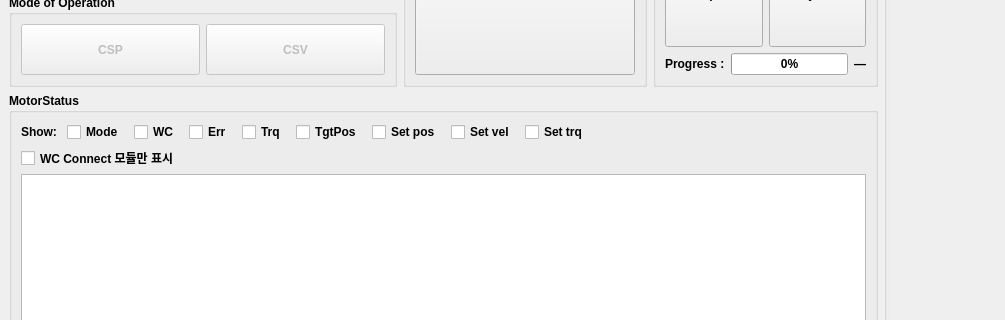
First picture: the form in src/mainwindow.ui, repository hajunsong/twincat_ads_gui, before the edit; both pictures show x 0 to 1005 and y 307 to 627 of the 1280 by 787 pixel window.
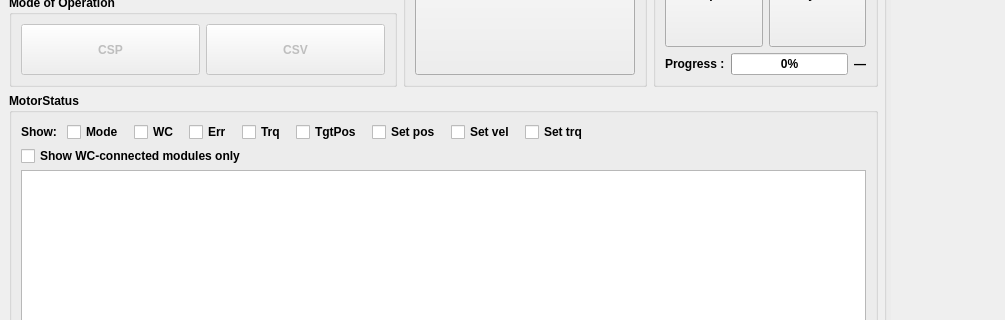
Second picture: the form after the edit.

```diff
--- a/src/mainwindow.ui
+++ b/src/mainwindow.ui
@@ -710,7 +710,7 @@
        <item>
         <widget class="QCheckBox" name="cbMotorStWcConnectedOnly">
          <property name="text">
-          <string>WC Connect 모듈만 표시</string>
+          <string>Show WC-connected modules only</string>
          </property>
         </widget>
        </item>
```
